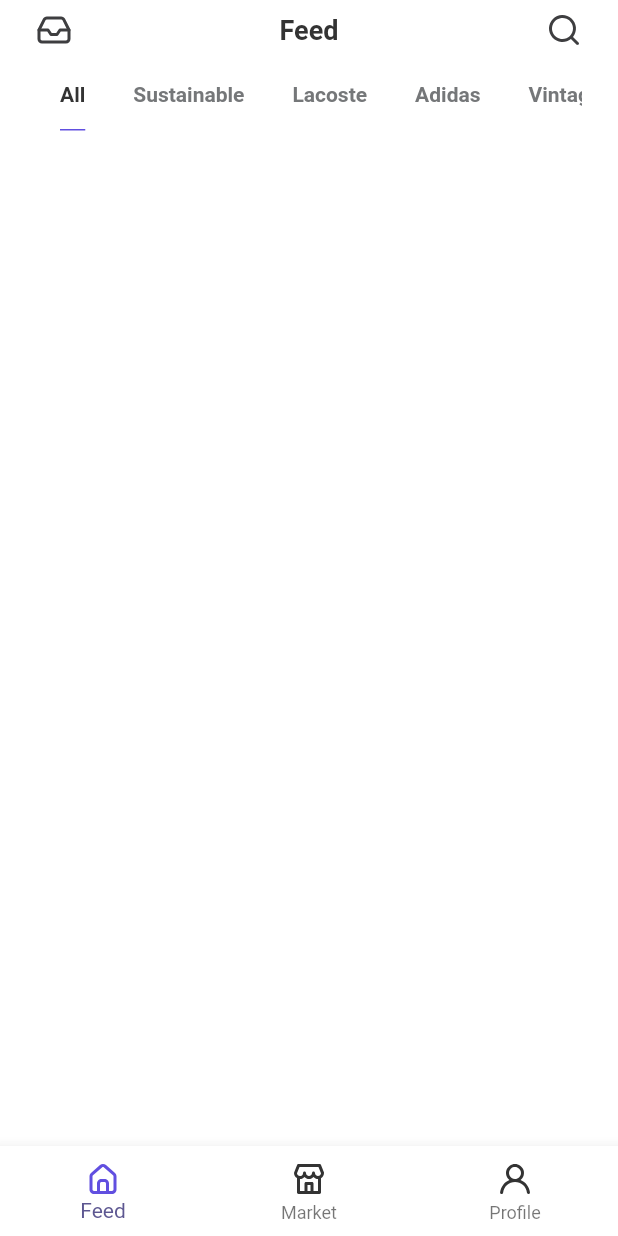
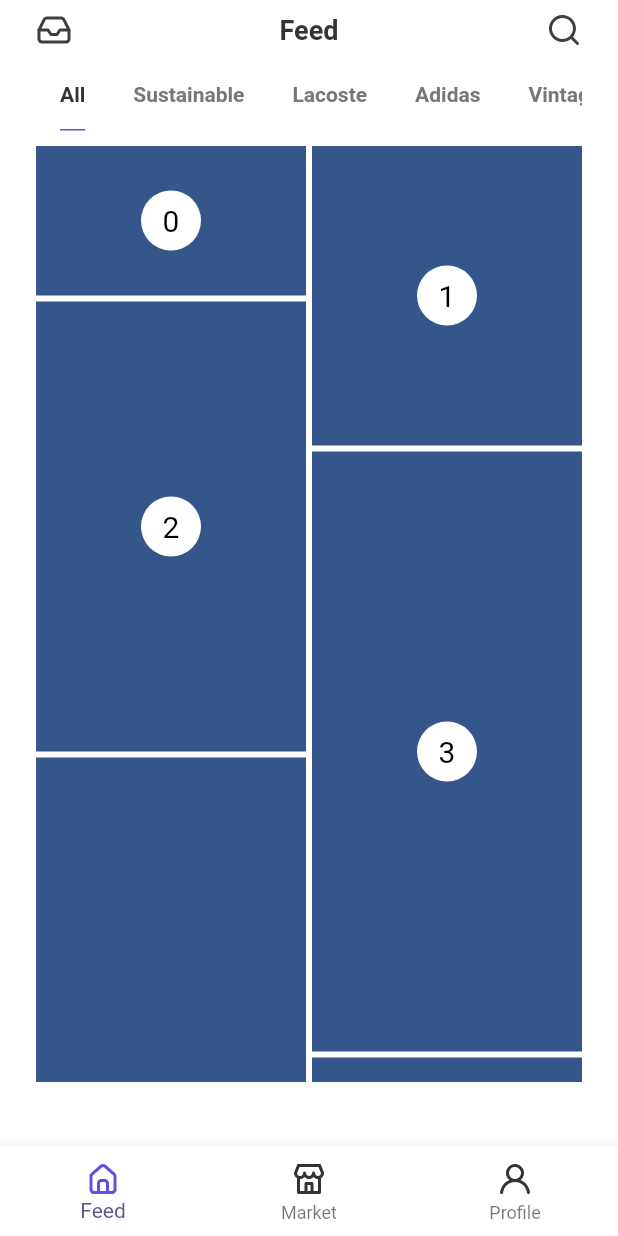
Before and after one commit to CamenRyder/Ecommerce_UI, a Flutter app: the screen it shows after launch, on a phone screen of 412 x 824 dp. Run offline on Flutter 3.47's test engine with Material 3 defaults, Android fonts, the phone set to English and light mode, and no system bars; our stand-ins replace flutter_screenutil, flutter_spinkit, flutter_svg, get.

Commit message:
update staggerid  listview

```diff
--- a/ecommerce_brand/lib/domain/controller/edit_tabs_controller.dart
+++ b/ecommerce_brand/lib/domain/controller/edit_tabs_controller.dart
@@ -45,7 +45,9 @@ class EditTabsScreenController extends GetxController {
     });
     tabsElementModelShow.value = getTabsElementShow();
     tabsElementModelTabsEdit.value = getTabsElementShow();
-    tabsElementModelDisable.value.forEach((element) {element.isChoice = false ; });
+    tabsElementModelDisable.value.forEach((element) {
+      element.isChoice = false;
+    });
   }
 
   List<TabsEditsModel> getTabsElementSubmit() {
--- a/ecommerce_brand/lib/screens/home/widgets/body_feed_page.dart
+++ b/ecommerce_brand/lib/screens/home/widgets/body_feed_page.dart
@@ -1,6 +1,7 @@
 import 'package:ecommerce_brand/core/utils/theme/colors.dart';
 import 'package:ecommerce_brand/core/utils/theme/typograhpy.dart';
 import 'package:ecommerce_brand/domain/controller/home_controller.dart';
+import 'package:ecommerce_brand/screens/home/widgets/list_view_feed_page.dart';
 import 'package:flutter/material.dart';
 import 'package:get/get.dart';
 
@@ -26,8 +27,10 @@ class _BodyFeedPage extends State<BodyFeedPage> with TickerProviderStateMixin {
   @override
   Widget build(BuildContext context) {
     return Obx(() {
-      _controller.changeElemengtTabContraoller(this) ;
-    return   Column(
+      final bodyHeight = MediaQuery.sizeOf(context).height - 85 - 10 - 105 ;
+      print("Max screen: $bodyHeight");
+      _controller.changeElemengtTabContraoller(this);
+      return Column(
         children: [
           TabBar(
               isScrollable: true,
@@ -44,6 +47,24 @@ class _BodyFeedPage extends State<BodyFeedPage> with TickerProviderStateMixin {
               unselectedLabelColor: AppColors.textGrey,
               controller: _controller.tabController.value,
               tabs: _controller.tabViewHome()),
+          // Expanded(
+          //   child:
+          // )
+        SizedBox(
+          height: bodyHeight,
+          child:  TabBarView(
+              physics: const NeverScrollableScrollPhysics(),
+              controller: _controller.tabController.value,
+              children: const [
+            ListFeedPage(),
+            ListFeedPage(),
+            ListFeedPage(),
+            ListFeedPage(),
+            ListFeedPage(),
+            ListFeedPage(),
+            ListFeedPage(),
+          ]),
+        )
         ],
       );
     });
--- /dev/null
+++ b/ecommerce_brand/lib/screens/home/widgets/list_view_feed_page.dart
@@ -0,0 +1,75 @@
+import 'package:flutter/material.dart';
+import 'package:flutter_staggered_grid_view/flutter_staggered_grid_view.dart';
+
+class ListFeedPage extends StatefulWidget {
+  const ListFeedPage({super.key});
+
+  @override
+  State<StatefulWidget> createState() {
+    return _ListFeedPage();
+  }
+}
+
+class _ListFeedPage extends State<ListFeedPage> {
+  @override
+  Widget build(BuildContext context) {
+    return MasonryGridView.count(
+      crossAxisCount: 2,
+      mainAxisSpacing: 4,
+      crossAxisSpacing: 4,
+      itemBuilder: (context, index) {
+        return Tile(
+          index: index,
+          extent: (index % 5 + 1) * 100,
+        );
+      },
+    );
+  }
+}
+
+class Tile extends StatelessWidget {
+  const Tile({
+    Key? key,
+    required this.index,
+    this.extent,
+    this.backgroundColor,
+    this.bottomSpace,
+  }) : super(key: key);
+
+  final int index;
+  final double? extent;
+  final double? bottomSpace;
+  final Color? backgroundColor;
+  final _defaultColor = const Color(0xFF34568B);
+
+  @override
+  Widget build(BuildContext context) {
+    final child = Container(
+      color: backgroundColor ?? _defaultColor,
+      height: extent,
+      child: Center(
+        child: CircleAvatar(
+          minRadius: 20,
+          maxRadius: 20,
+          backgroundColor: Colors.white,
+          foregroundColor: Colors.black,
+          child: Text('$index', style: const TextStyle(fontSize: 20)),
+        ),
+      ),
+    );
+
+    if (bottomSpace == null) {
+      return child;
+    }
+
+    return Column(
+      children: [
+        Expanded(child: child),
+        Container(
+          height: bottomSpace,
+          color: Colors.green,
+        )
+      ],
+    );
+  }
+}
--- a/ecommerce_brand/pubspec.yaml
+++ b/ecommerce_brand/pubspec.yaml
@@ -20,6 +20,7 @@ dependencies:
   flutter_screenutil: ^5.9.0
   cupertino_icons: ^1.0.2
   hidable: ^1.0.6
+  flutter_staggered_grid_view: ^0.7.0
   flutter_spinkit: ^5.2.0
   flutter_svg: ^2.0.9
   flutter_reorderable_list: ^1.3.1
```
Also changed, not shown: ecommerce_brand/pubspec.lock.
